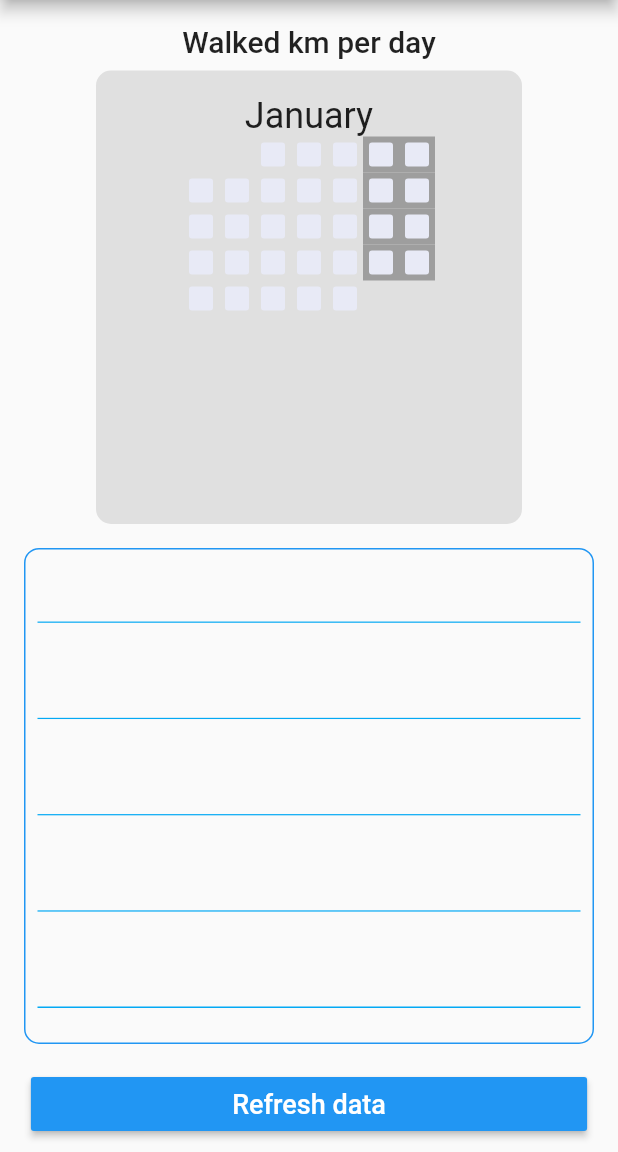
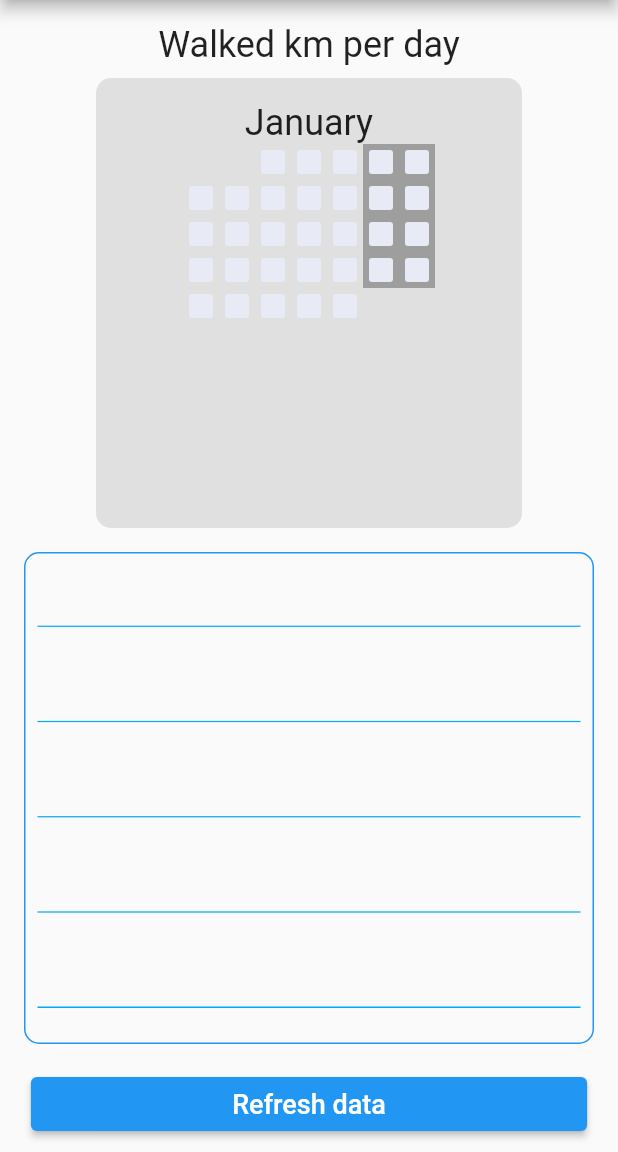
Before and after one commit to fgcan10/chart_components, a Flutter app: the screen it shows after launch, after a tap on "Bar chart", on a phone screen of 412 x 824 dp, the part 84-1236 px from its top. Run offline on Flutter 3.47's test engine with Material 2 defaults, Android fonts, the phone set to English and light mode, and no system bars.

Commit message:
Deprecated textthemes

```diff
--- a/example/lib/bar_chart_page.dart
+++ b/example/lib/bar_chart_page.dart
@@ -37,7 +37,7 @@ class _BarChartPageState extends State<BarChartPage> {
               margin: EdgeInsets.only(top: 16),
               child: Text(
                 'Walked km per day',
-                style: Theme.of(context).textTheme.title,
+                style: Theme.of(context).textTheme.headline5,
               ),
             ),
             SizedBox(
@@ -106,8 +106,7 @@ class _BarChartPageState extends State<BarChartPage> {
             ),
             FractionallySizedBox(
               widthFactor: 0.9,
-              child: RaisedButton(
-                color: Theme.of(context).primaryColor,
+              child: ElevatedButton(
                 child: Text(
                   'Refresh data',
                   style: TextStyle(color: Colors.white, fontSize: 18),
--- a/example/lib/home_page.dart
+++ b/example/lib/home_page.dart
@@ -22,7 +22,7 @@ class HomePage extends StatelessWidget {
               child: Text(
                 'Bar Chart + Calendar Grid',
                 textAlign: TextAlign.center,
-                style: Theme.of(context).textTheme.display1,
+                style: Theme.of(context).textTheme.headline5,
               ),
             ),
             SizedBox(
@@ -32,8 +32,7 @@ class HomePage extends StatelessWidget {
                 margin: EdgeInsets.symmetric(horizontal: 32),
                 child: SizedBox(
                   width: double.infinity,
-                  child: RaisedButton(
-                    color: Theme.of(context).primaryColor,
+                  child: ElevatedButton(
                     child: Text(
                       'Bar chart',
                       style: TextStyle(color: Colors.white, fontSize: 18),
```
